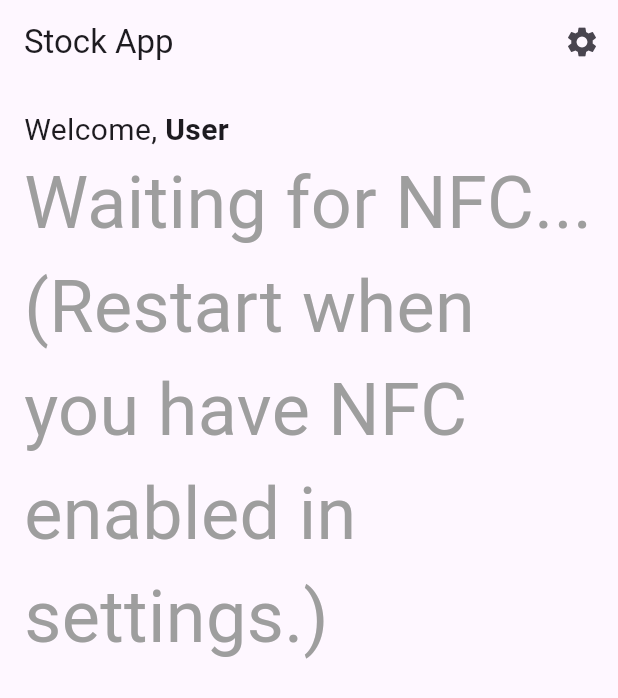
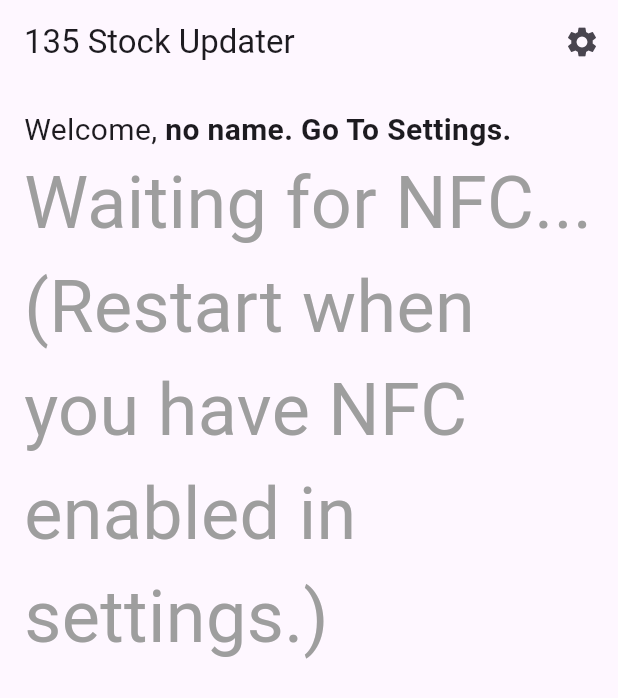
Before and after one commit to Team135BlackKnights/StockApp, a Flutter app: the screen it shows after launch, on a phone screen of 412 x 824 dp. Shown: the top 698 px of the screen. Run offline on Flutter 3.47's test engine with Material 3 defaults, Android fonts, the phone set to English and light mode, and no system bars; our stand-ins replace shared_preferences; missing offline and left inert: gsheets, nfc_manager, nfc_manager_ndef.

```diff
--- a/stock_135/lib/main.dart
+++ b/stock_135/lib/main.dart
@@ -384,7 +384,7 @@ class _StockHomePageState extends State<StockHomePage> {
   Widget build(BuildContext context) {
     return Scaffold(
       appBar: AppBar(
-        title: const Text('Stock App'),
+        title: const Text('135 Stock Updater'),
         actions: [
           IconButton(
             icon: const Icon(Icons.settings),
@@ -404,7 +404,7 @@ class _StockHomePageState extends State<StockHomePage> {
                   style: const TextStyle(fontSize: 20),
                   children: [
                     TextSpan(
-                      text: savedName.isNotEmpty ? savedName : 'User',
+                      text: savedName.isNotEmpty ? savedName : 'no name. Go To Settings.',
                       style: const TextStyle(
                         fontWeight: FontWeight.bold,
                         fontSize: 20,
```
Also changed, not shown: 39 other files.
